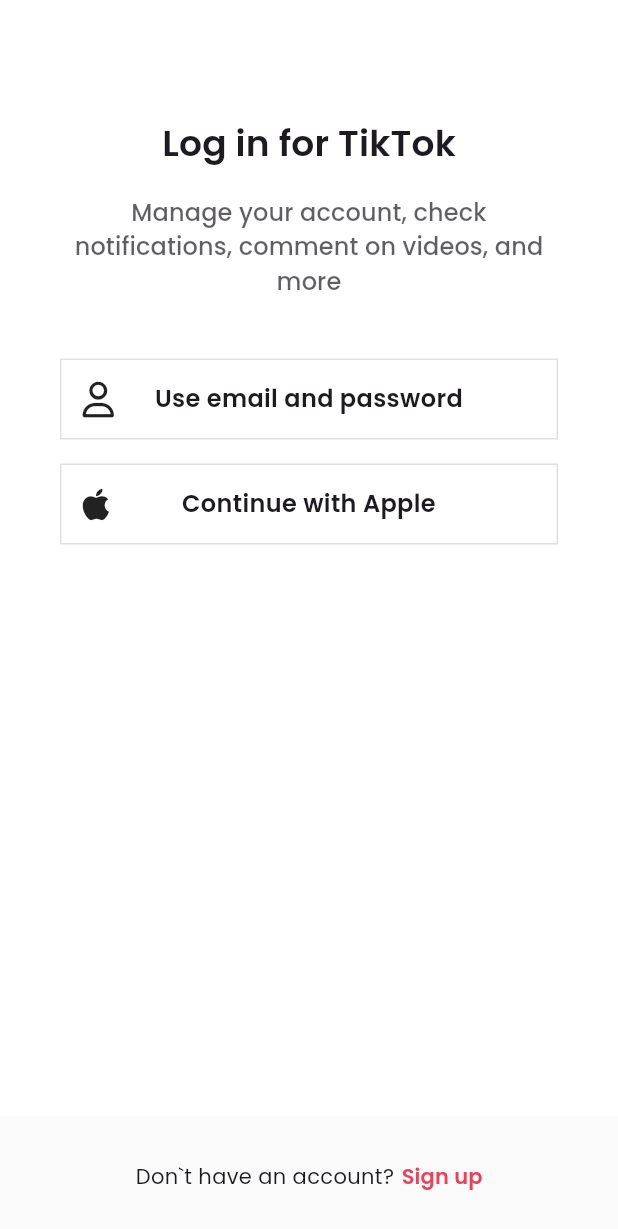
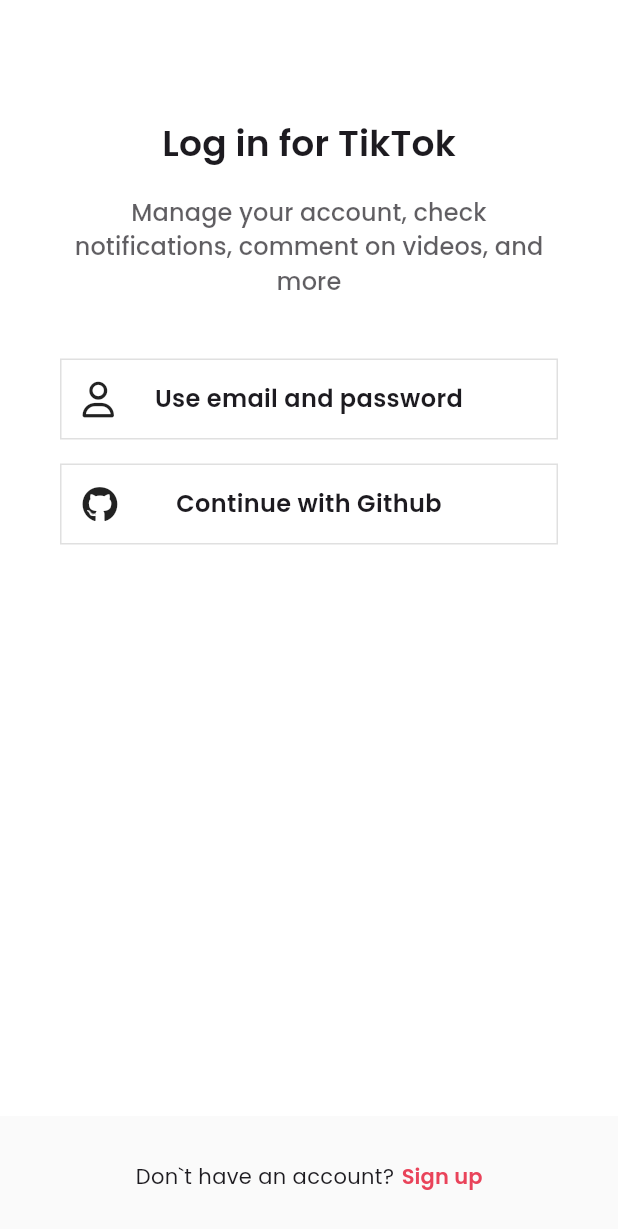
Before and after one commit to Parkil/tiktok_clone, a Flutter app: the screen it shows after launch, after a tap on an icon or button, on a phone screen of 412 x 824 dp. Shown: the top 1229 px of the screen. Run offline on Flutter 3.47's test engine with Material 3 defaults, Android fonts, the phone set to English and light mode, and no system bars; our stand-ins replace camera, firebase_auth, firebase_core, flutter_riverpod, font_awesome_flutter, go_router and 9 more; accounts and stored records are empty; network calls fail.

Commit message:
github 로그인 구현

```diff
--- a/lib/features/authentication/repos/authentication_repo.dart
+++ b/lib/features/authentication/repos/authentication_repo.dart
@@ -23,6 +23,10 @@ class AuthenticationRepo {
     return await _firebaseAuth.signInWithEmailAndPassword(
         email: email, password: password);
   }
+
+  Future<UserCredential> githubSignIn() async {
+    return await _firebaseAuth.signInWithProvider(GithubAuthProvider());
+  }
 }
 
 final authRepoProvider = Provider((ref) => AuthenticationRepo());
--- a/lib/features/authentication/views/login_screen.dart
+++ b/lib/features/authentication/views/login_screen.dart
@@ -1,12 +1,14 @@
 import 'package:flutter/material.dart';
+import 'package:flutter_riverpod/flutter_riverpod.dart';
 import 'package:font_awesome_flutter/font_awesome_flutter.dart';
 import 'package:go_router/go_router.dart';
 import 'package:tiktok_clone/constants/gaps.dart';
 import 'package:tiktok_clone/constants/sizes.dart';
+import 'package:tiktok_clone/features/authentication/view_models/social_auth_vm.dart';
 import 'package:tiktok_clone/features/authentication/views/login_form_screen.dart';
 import 'package:tiktok_clone/features/authentication/views/widgets/auth_button.dart';
 
-class LoginScreen extends StatelessWidget {
+class LoginScreen extends ConsumerWidget {
   static const routeUrl = "/login";
   static const routeName = "login";
 
@@ -31,11 +33,15 @@ class LoginScreen extends StatelessWidget {
     context.pushNamed(LoginFormScreen.routeName);
   }
 
+  _onGithubSignInTap(BuildContext context, WidgetRef ref) {
+    ref.read(socialAuthAsyncProvider.notifier).githubSignIn(context);
+  }
+
   /*
     SafeArea - 상단 (시간, 배터리, 네트 워크 상태) / 하단 (이전, 다음, 홈) 과 겹치지 않는 영역을 생성
    */
   @override
-  Widget build(BuildContext context) {
+  Widget build(BuildContext context, WidgetRef ref) {
     return Scaffold(
       body: SafeArea(
         child: Padding(
@@ -62,12 +68,13 @@ class LoginScreen extends StatelessWidget {
               AuthButton(
                 icon: const FaIcon(FontAwesomeIcons.user),
                 text: "Use email and password",
-                onTap: _onLoginFormTap,
+                onTap: () => _onLoginFormTap(context),
               ),
               Gaps.v16,
-              const AuthButton(
-                icon: FaIcon(FontAwesomeIcons.apple),
-                text: "Continue with Apple",
+              AuthButton(
+                icon: const FaIcon(FontAwesomeIcons.github),
+                text: "Continue with Github",
+                onTap: () => _onGithubSignInTap(context, ref),
               ),
             ],
           ),
--- a/lib/features/authentication/views/sign_up_screen.dart
+++ b/lib/features/authentication/views/sign_up_screen.dart
@@ -1,14 +1,16 @@
 import 'package:flutter/material.dart';
+import 'package:flutter_riverpod/flutter_riverpod.dart';
 import 'package:font_awesome_flutter/font_awesome_flutter.dart';
 import 'package:go_router/go_router.dart';
 import 'package:tiktok_clone/constants/gaps.dart';
 import 'package:tiktok_clone/constants/sizes.dart';
+import 'package:tiktok_clone/features/authentication/view_models/social_auth_vm.dart';
 import 'package:tiktok_clone/features/authentication/views/username_screen.dart';
 import 'package:tiktok_clone/features/authentication/views/widgets/auth_button.dart';
 import 'package:tiktok_clone/generated/l10n.dart';
 import 'login_screen.dart';
 
-class SignUpScreen extends StatelessWidget {
+class SignUpScreen extends ConsumerWidget {
   static const routeUrl = "/signup";
   static const routeName = "signup";
 
@@ -36,11 +38,15 @@ class SignUpScreen extends StatelessWidget {
     context.pushNamed(UserNameScreen.routeName);
   }
 
+  _onGithubSignUpTap(BuildContext context, WidgetRef ref) {
+    ref.read(socialAuthAsyncProvider.notifier).githubSignIn(context);
+  }
+
   /*
     SafeArea - 상단 (시간, 배터리, 네트워크 상태) / 하단 ( 이전, 다음, 홈) 을 제외한 영역을 생성
    */
   @override
-  Widget build(BuildContext context) {
+  Widget build(BuildContext context, WidgetRef ref) {
     return OrientationBuilder(
       builder: (context, orientation) {
         return Scaffold(
@@ -72,14 +78,15 @@ class SignUpScreen extends StatelessWidget {
                         FontAwesomeIcons.user,
                       ),
                       text: S.of(context).singUpEmailTitle,
-                      onTap: _onUserNameTap,
+                      onTap: () => _onUserNameTap(context),
                     ),
                     Gaps.v16,
                     AuthButton(
                       icon: const FaIcon(
-                        FontAwesomeIcons.apple,
+                        FontAwesomeIcons.github,
                       ),
-                      text: S.of(context).signUpAppleTitle,
+                      text: S.of(context).signUpGithubTitle,
+                      onTap: () => _onGithubSignUpTap(context, ref),
                     ),
                   ],
                   if (orientation == Orientation.landscape)
@@ -91,16 +98,17 @@ class SignUpScreen extends StatelessWidget {
                               FontAwesomeIcons.user,
                             ),
                             text: S.of(context).singUpEmailTitle,
-                            onTap: _onUserNameTap,
+                            onTap: () => _onUserNameTap(context),
                           ),
                         ),
                         Gaps.h16,
                         Expanded(
                           child: AuthButton(
                             icon: const FaIcon(
-                              FontAwesomeIcons.apple,
+                              FontAwesomeIcons.github,
                             ),
-                            text: S.of(context).signUpAppleTitle,
+                            text: S.of(context).signUpGithubTitle,
+                            onTap: () => _onGithubSignUpTap(context, ref),
                           ),
                         ),
                       ],
--- a/lib/features/authentication/views/widgets/auth_button.dart
+++ b/lib/features/authentication/views/widgets/auth_button.dart
@@ -5,7 +5,7 @@ import 'package:tiktok_clone/constants/sizes.dart';
 class AuthButton extends StatelessWidget {
   final String text;
   final FaIcon icon;
-  final Function? onTap;
+  final void Function()? onTap;
 
   const AuthButton(
       {super.key, required this.text, required this.icon, this.onTap});
@@ -13,7 +13,7 @@ class AuthButton extends StatelessWidget {
   @override
   Widget build(BuildContext context) {
     return GestureDetector(
-      onTap: () => onTap!(context),
+      onTap: onTap ?? () {},
       child: FractionallySizedBox(
         // 부모 widget 의 공간 만큼 사용
         widthFactor: 1, // 1 (부모 공간의 100%), 0.5 (부모 공간의 50%)
```
Also changed, not shown: lib/features/authentication/view_models/social_auth_vm.dart (added, +29 -0 lines), lib/generated/intl/messages_en.dart, lib/generated/l10n.dart.
